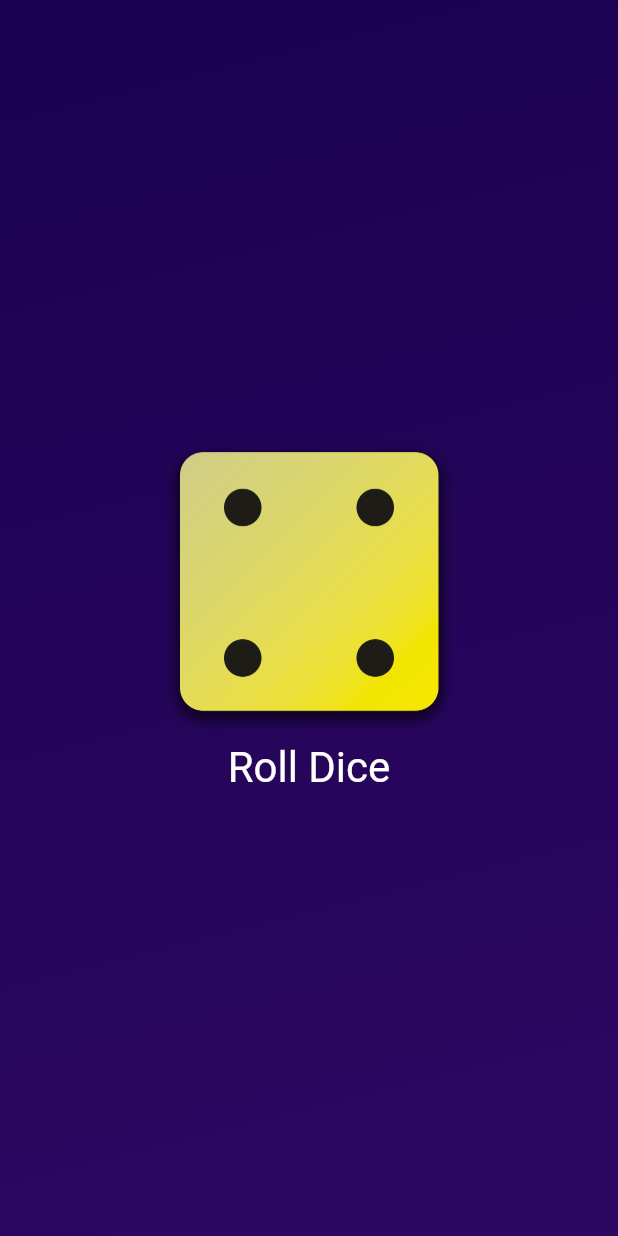
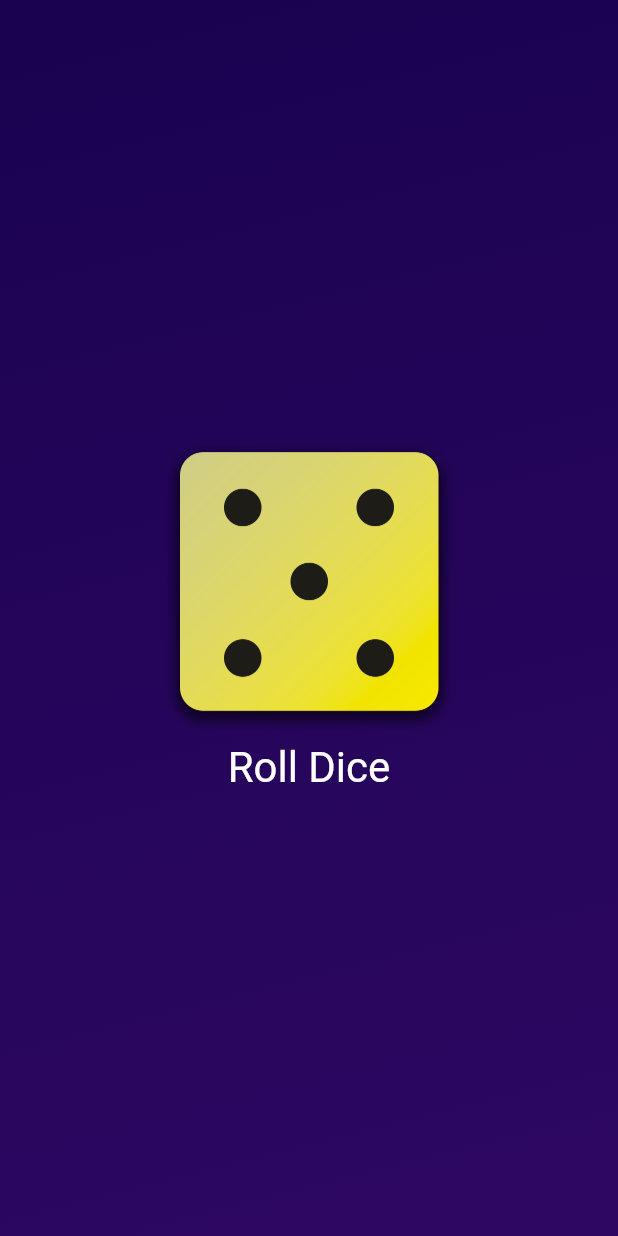
Before and after one commit to renreiii/diceroll-app, a Flutter app: the screen it shows after launch, after a tap on "Roll Dice", on a phone screen of 412 x 824 dp. Run offline on Flutter 3.47's test engine with Material 2 defaults, Android fonts, the phone set to English and light mode, and no system bars.

```diff
--- a/lib/dice_roller.dart
+++ b/lib/dice_roller.dart
@@ -1,4 +1,8 @@
+import 'dart:math';
+
 import 'package:flutter/material.dart';
+
+final randomizer = Random();
 
 class DiceRoller extends StatefulWidget {
   const DiceRoller({super.key});
@@ -10,11 +14,11 @@ class DiceRoller extends StatefulWidget {
 }
 
 class _DiceRollerState extends State<DiceRoller> {
-  var activeDiceImage = 'assets/img/dice-2.png';
+  var currentDiceRoll = 1;
 
   void rollDice() {
     setState(() {
-      activeDiceImage = 'assets/img/dice-4.png';
+      currentDiceRoll = randomizer.nextInt(6) + 1;
     });
   }
   @override
@@ -23,7 +27,7 @@ class _DiceRollerState extends State<DiceRoller> {
       mainAxisSize: MainAxisSize.min,
       children: [
         Image.asset(
-          activeDiceImage,
+          'assets/img/dice-$currentDiceRoll.png',
           width: 200,
         ),
         TextButton(
```
